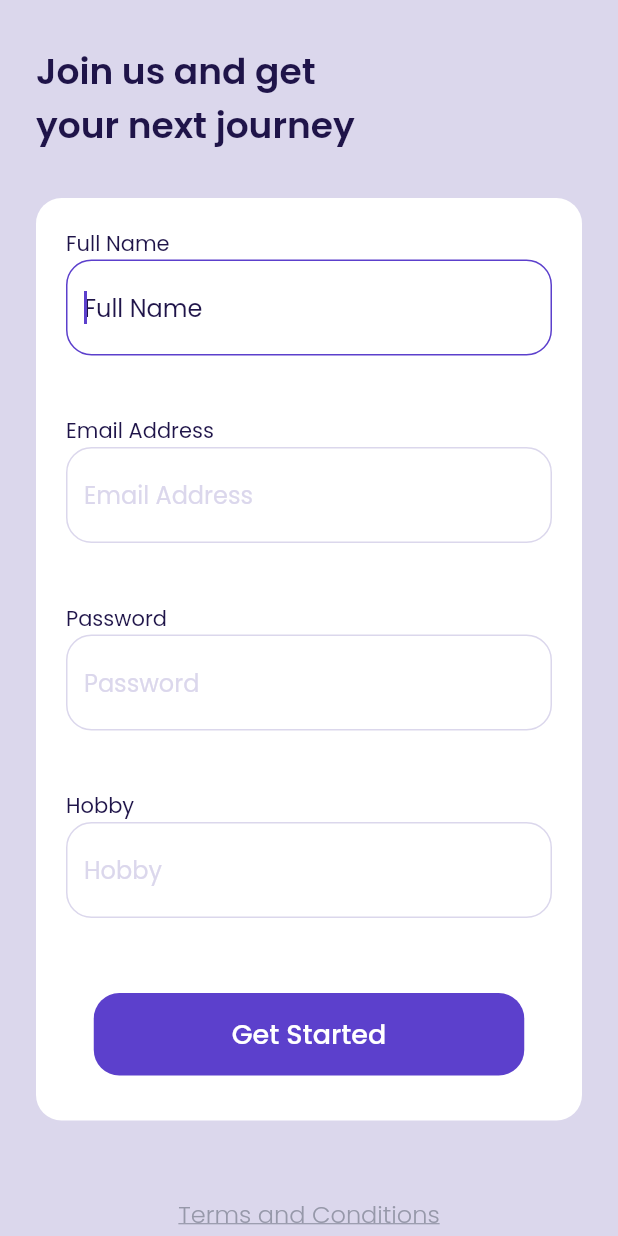
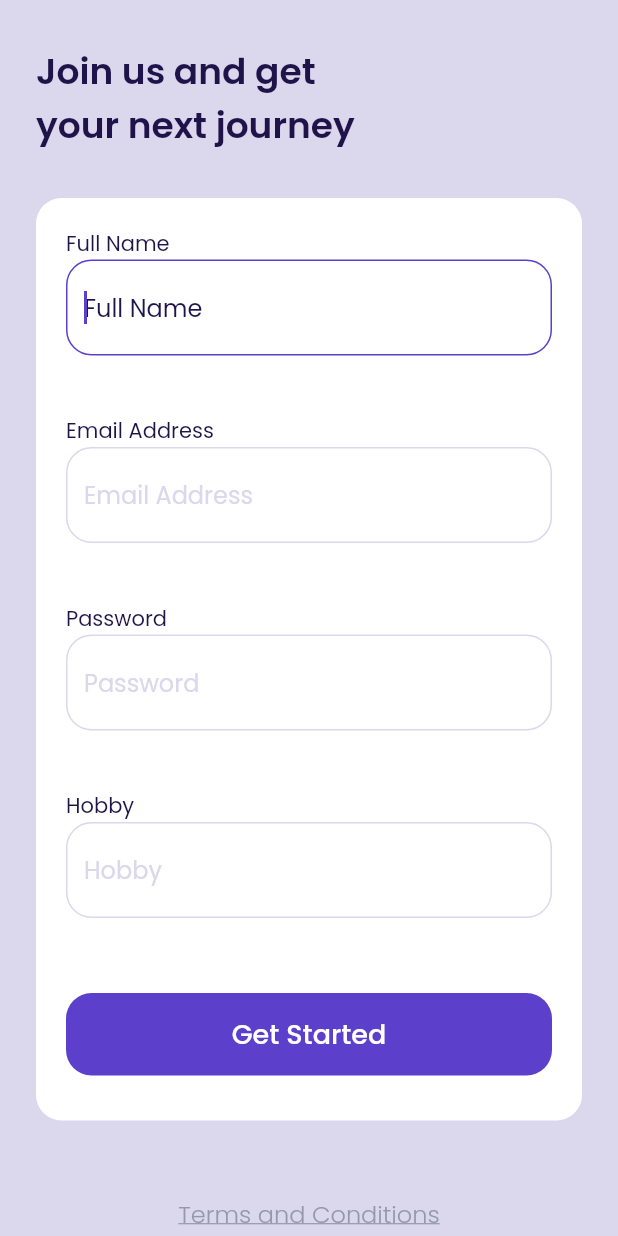
Before and after one commit to rudiusman18/Travel-App, a Flutter app: the SignUpPage screen opened by its route, on a phone screen of 412 x 824 dp. Run offline on Flutter 3.47's test engine with Material 2 defaults, Android fonts, the phone set to English and light mode, and no system bars; our stand-ins replace google_fonts, page_transition.

Commit message:
Update Latest Rudi Usman

```diff
--- a/lib/user interface/pages/sign_up_page.dart
+++ b/lib/user interface/pages/sign_up_page.dart
@@ -101,7 +101,7 @@ class _SignUpPageState extends State<SignUpPage> {
             horizontal: 20,
             vertical: 30,
           ),
-          width: 287,
+          width: double.infinity,
           height: 55,
           decoration: BoxDecoration(
             color: primaryColor,
```
